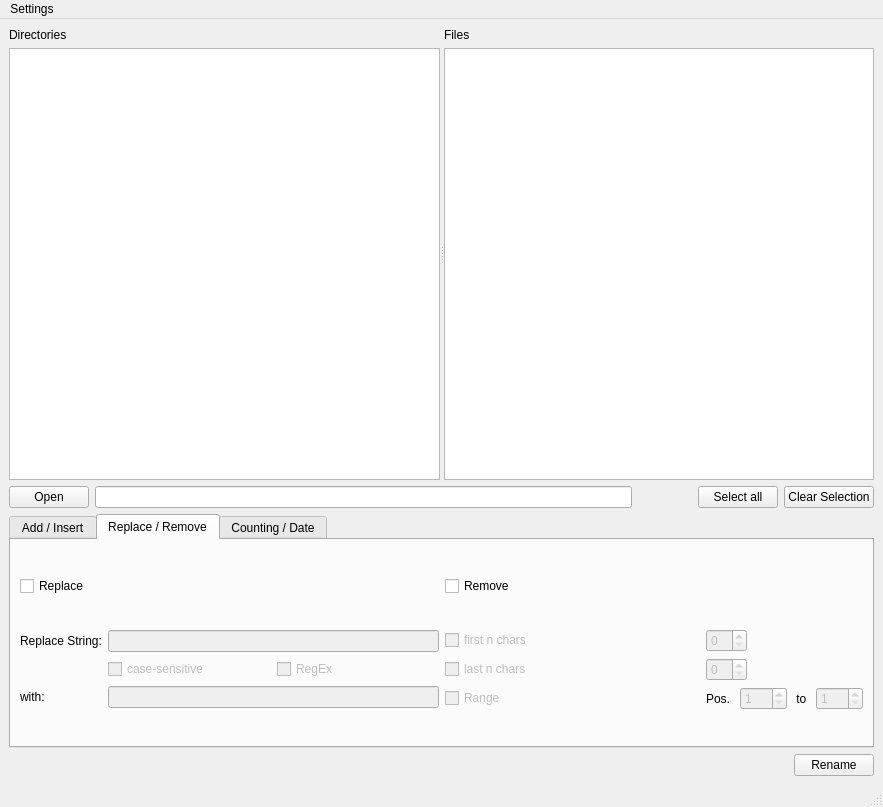
First picture: the form in mainwindow.ui, repository Addi90/ARenamerTool, before the edit.
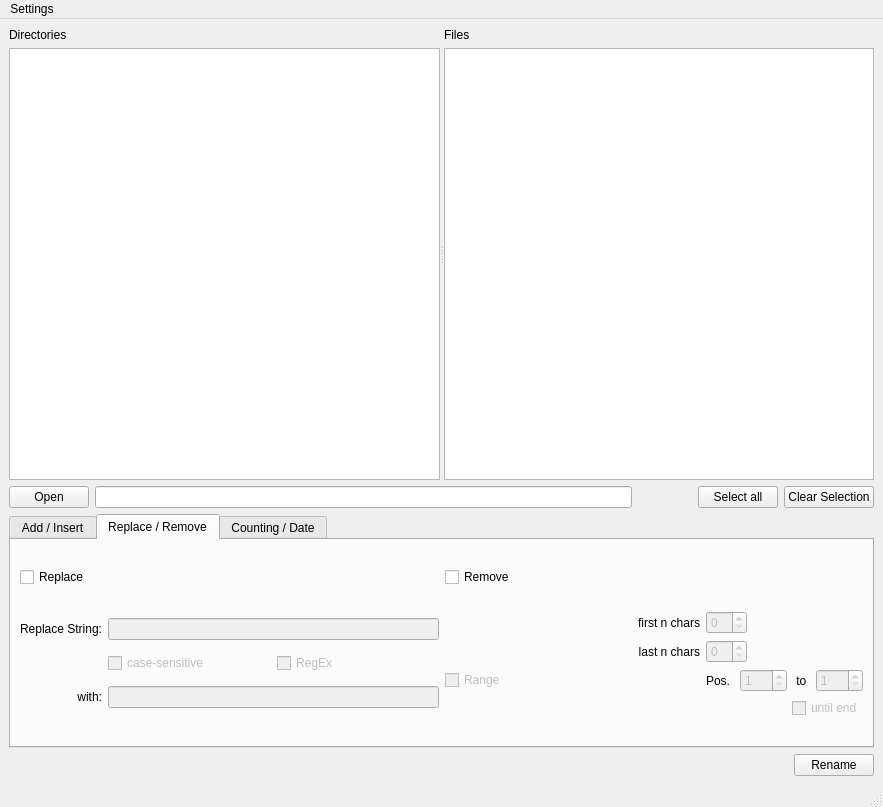
Second picture: the form after the edit. The open tabs and pages were chosen to show the change.

Commit message: remove until end func. added, reworked remove ui

```diff
--- a/mainwindow.ui
+++ b/mainwindow.ui
@@ -532,6 +532,9 @@
               <property name="text">
                <string>with:</string>
               </property>
+              <property name="alignment">
+               <set>Qt::AlignRight|Qt::AlignTrailing|Qt::AlignVCenter</set>
+              </property>
              </widget>
             </item>
             <item row="0" column="0">
@@ -545,6 +548,9 @@
               <property name="text">
                <string>Replace String:</string>
               </property>
+              <property name="alignment">
+               <set>Qt::AlignRight|Qt::AlignTrailing|Qt::AlignVCenter</set>
+              </property>
              </widget>
             </item>
             <item row="0" column="1">
@@ -648,64 +654,6 @@
               </item>
              </layout>
             </item>
-            <item row="1" column="0">
-             <widget class="QCheckBox" name="checkBox_4">
-              <property name="enabled">
-               <bool>false</bool>
-              </property>
-              <property name="sizePolicy">
-               <sizepolicy hsizetype="Minimum" vsizetype="Fixed">
-                <horstretch>0</horstretch>
-                <verstretch>0</verstretch>
-               </sizepolicy>
-              </property>
-              <property name="text">
-               <string>last n chars</string>
-              </property>
-             </widget>
-            </item>
-            <item row="0" column="1">
-             <widget class="QSpinBox" name="spinBox">
-              <property name="enabled">
-               <bool>false</bool>
-              </property>
-              <property name="sizePolicy">
-               <sizepolicy hsizetype="Fixed" vsizetype="Fixed">
-                <horstretch>0</horstretch>
-                <verstretch>0</verstretch>
-               </sizepolicy>
-              </property>
-             </widget>
-            </item>
-            <item row="1" column="1">
-             <widget class="QSpinBox" name="spinBox_2">
-              <property name="enabled">
-               <bool>false</bool>
-              </property>
-              <property name="sizePolicy">
-               <sizepolicy hsizetype="Fixed" vsizetype="Fixed">
-                <horstretch>0</horstretch>
-                <verstretch>0</verstretch>
-               </sizepolicy>
-              </property>
-             </widget>
-            </item>
-            <item row="0" column="0">
-             <widget class="QCheckBox" name="checkBox_3">
-              <property name="enabled">
-               <bool>false</bool>
-              </property>
-              <property name="sizePolicy">
-               <sizepolicy hsizetype="Minimum" vsizetype="Fixed">
-                <horstretch>0</horstretch>
-                <verstretch>0</verstretch>
-               </sizepolicy>
-              </property>
-              <property name="text">
-               <string>first n chars</string>
-              </property>
-             </widget>
-            </item>
             <item row="2" column="0">
              <widget class="QCheckBox" name="checkBox_13">
               <property name="enabled">
@@ -717,11 +665,73 @@
                 <verstretch>0</verstretch>
                </sizepolicy>
               </property>
+              <property name="layoutDirection">
+               <enum>Qt::LeftToRight</enum>
+              </property>
               <property name="text">
                <string>Range</string>
               </property>
              </widget>
             </item>
+            <item row="1" column="1">
+             <widget class="QSpinBox" name="spinBox_2">
+              <property name="enabled">
+               <bool>false</bool>
+              </property>
+              <property name="sizePolicy">
+               <sizepolicy hsizetype="Fixed" vsizetype="Fixed">
+                <horstretch>0</horstretch>
+                <verstretch>0</verstretch>
+               </sizepolicy>
+              </property>
+             </widget>
+            </item>
+            <item row="0" column="1">
+             <widget class="QSpinBox" name="spinBox">
+              <property name="enabled">
+               <bool>false</bool>
+              </property>
+              <property name="sizePolicy">
+               <sizepolicy hsizetype="Fixed" vsizetype="Fixed">
+                <horstretch>0</horstretch>
+                <verstretch>0</verstretch>
+               </sizepolicy>
+              </property>
+             </widget>
+            </item>
+            <item row="3" column="1" alignment="Qt::AlignRight">
+             <widget class="QCheckBox" name="checkBox_14">
+              <property name="enabled">
+               <bool>false</bool>
+              </property>
+              <property name="layoutDirection">
+               <enum>Qt::LeftToRight</enum>
+              </property>
+              <property name="text">
+               <string>until end</string>
+              </property>
+             </widget>
+            </item>
+            <item row="0" column="0">
+             <widget class="QLabel" name="label_22">
+              <property name="text">
+               <string>first n chars</string>
+              </property>
+              <property name="alignment">
+               <set>Qt::AlignRight|Qt::AlignTrailing|Qt::AlignVCenter</set>
+              </property>
+             </widget>
+            </item>
+            <item row="1" column="0">
+             <widget class="QLabel" name="label_23">
+              <property name="text">
+               <string>last n chars</string>
+              </property>
+              <property name="alignment">
+               <set>Qt::AlignRight|Qt::AlignTrailing|Qt::AlignVCenter</set>
+              </property>
+             </widget>
+            </item>
            </layout>
           </item>
          </layout>
```
Left out of the diff: 98 changed lines with no effect on the pictures. The commit also changes 6 other files.
